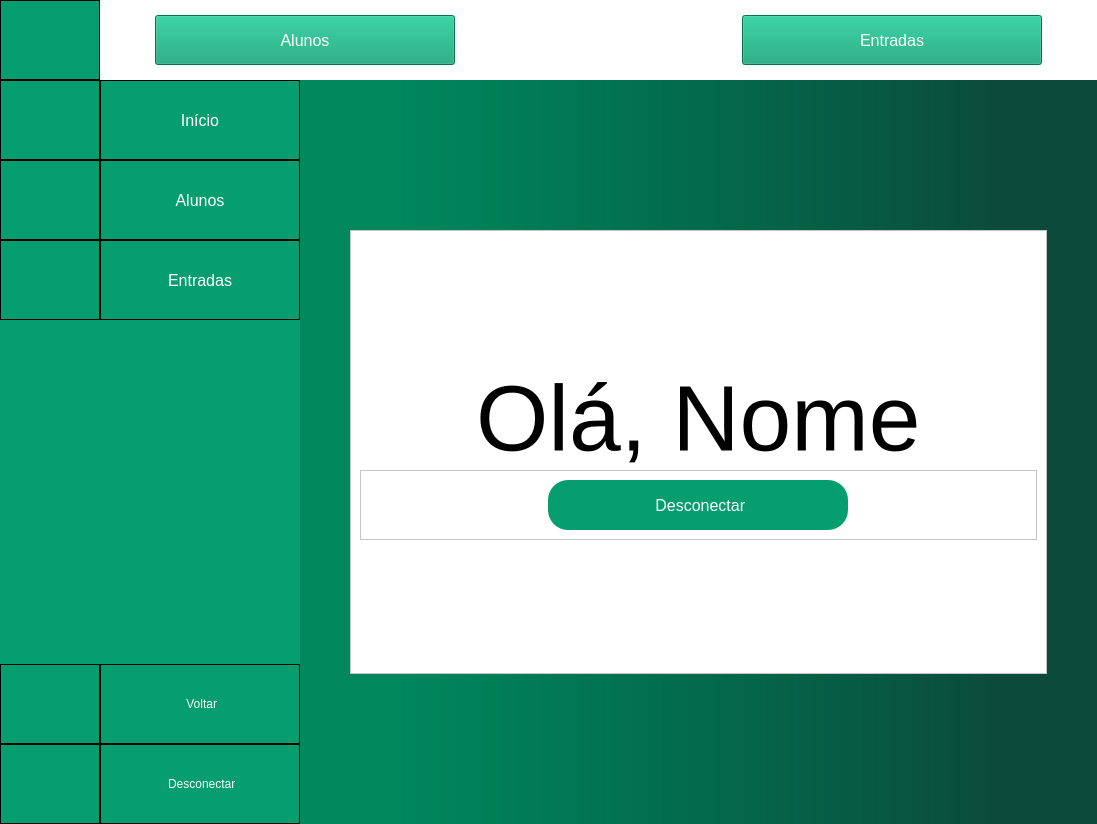
First picture: the form in tcc/sistemaScannerRF/ScannerRF/telas_ui/telas_Diretor.ui, repository JoaoVitordSRodrigues/PortfolioAMS2023-3DS, before the edit.
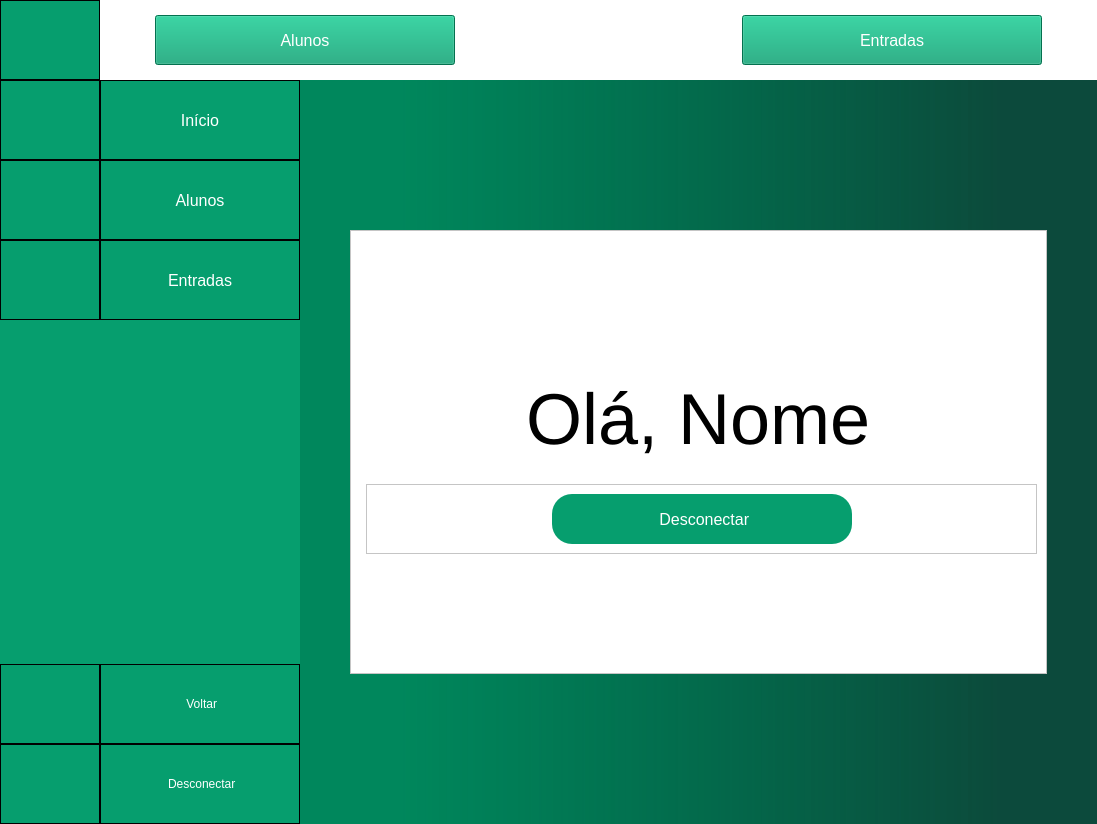
Second picture: the form after the edit. The open tabs and pages were chosen to show the change. Icons and pictures are not drawn.

```diff
--- a/tcc/sistemaScannerRF/ScannerRF/telas_ui/telas_Diretor.ui
+++ b/tcc/sistemaScannerRF/ScannerRF/telas_ui/telas_Diretor.ui
@@ -918,12 +918,12 @@
               <enum>QFrame::Raised</enum>
              </property>
              <layout class="QGridLayout" name="gridLayout_7">
-              <item row="1" column="0">
+              <item row="1" column="0" colspan="2">
                <widget class="QWidget" name="widget_4" native="true">
                 <property name="maximumSize">
                  <size>
                   <width>16777215</width>
-                  <height>100</height>
+                  <height>16777215</height>
                  </size>
                 </property>
                 <layout class="QHBoxLayout" name="horizontalLayout_5">
@@ -945,19 +945,19 @@
                    <property name="minimumSize">
                     <size>
                      <width>0</width>
-                     <height>90</height>
+                     <height>110</height>
                     </size>
                    </property>
                    <property name="maximumSize">
                     <size>
                      <width>700</width>
-                     <height>90</height>
+                     <height>100</height>
                     </size>
                    </property>
                    <property name="font">
                     <font>
                      <family>Arial</family>
-                     <pointsize>70</pointsize>
+                     <pointsize>54</pointsize>
                     </font>
                    </property>
                    <property name="text">
@@ -981,20 +981,7 @@
                 </layout>
                </widget>
               </item>
-              <item row="3" column="0">
-               <spacer name="verticalSpacer_3">
-                <property name="orientation">
-                 <enum>Qt::Vertical</enum>
-                </property>
-                <property name="sizeHint" stdset="0">
-                 <size>
-                  <width>20</width>
-                  <height>40</height>
-                 </size>
-                </property>
-               </spacer>
-              </item>
-              <item row="2" column="0">
+              <item row="2" column="1">
                <widget class="QFrame" name="frame_5">
                 <property name="maximumSize">
                  <size>
@@ -1008,8 +995,21 @@
                 <property name="frameShadow">
                  <enum>QFrame::Raised</enum>
                 </property>
-                <layout class="QGridLayout" name="gridLayout_9">
-                 <item row="0" column="0">
+                <layout class="QHBoxLayout" name="horizontalLayout_21">
+                 <item>
+                  <spacer name="horizontalSpacer_29">
+                   <property name="orientation">
+                    <enum>Qt::Horizontal</enum>
+                   </property>
+                   <property name="sizeHint" stdset="0">
+                    <size>
+                     <width>40</width>
+                     <height>20</height>
+                    </size>
+                   </property>
+                  </spacer>
+                 </item>
+                 <item>
                   <widget class="QPushButton" name="btnDesconectar_PgHome">
                    <property name="minimumSize">
                     <size>
@@ -1019,8 +1019,8 @@
                    </property>
                    <property name="maximumSize">
                     <size>
-                     <width>300</width>
-                     <height>50</height>
+                     <width>500</width>
+                     <height>250</height>
                     </size>
                    </property>
                    <property name="font">
@@ -1065,10 +1065,36 @@
                    </property>
                   </widget>
                  </item>
+                 <item>
+                  <spacer name="horizontalSpacer_30">
+                   <property name="orientation">
+                    <enum>Qt::Horizontal</enum>
+                   </property>
+                   <property name="sizeHint" stdset="0">
+                    <size>
+                     <width>40</width>
+                     <height>20</height>
+                    </size>
+                   </property>
+                  </spacer>
+                 </item>
                 </layout>
                </widget>
               </item>
-              <item row="0" column="0">
+              <item row="3" column="1">
+               <spacer name="verticalSpacer_3">
+                <property name="orientation">
+                 <enum>Qt::Vertical</enum>
+                </property>
+                <property name="sizeHint" stdset="0">
+                 <size>
+                  <width>20</width>
+                  <height>40</height>
+                 </size>
+                </property>
+               </spacer>
+              </item>
+              <item row="0" column="1">
                <spacer name="verticalSpacer_4">
                 <property name="orientation">
                  <enum>Qt::Vertical</enum>
```
Left out of the diff: 45 changed lines with no effect on the pictures.
